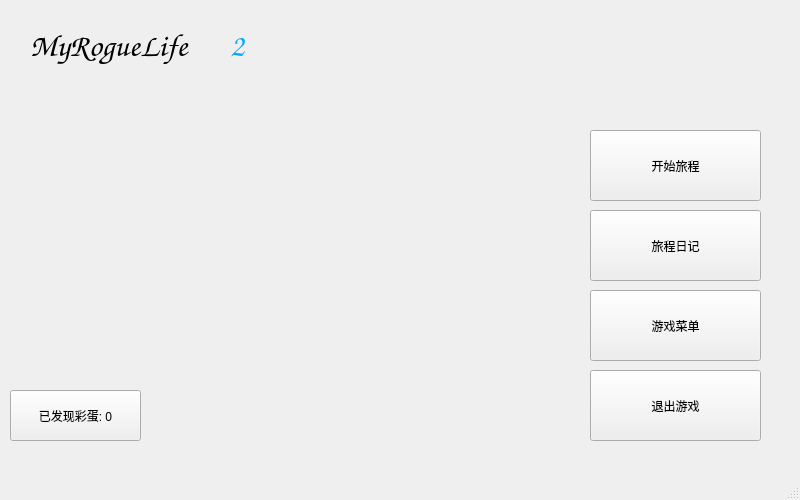
Before: the Qt Designer form ui/FormMain.ui in Pitrick3141/RogueLifePy, drawn with Qt 5.
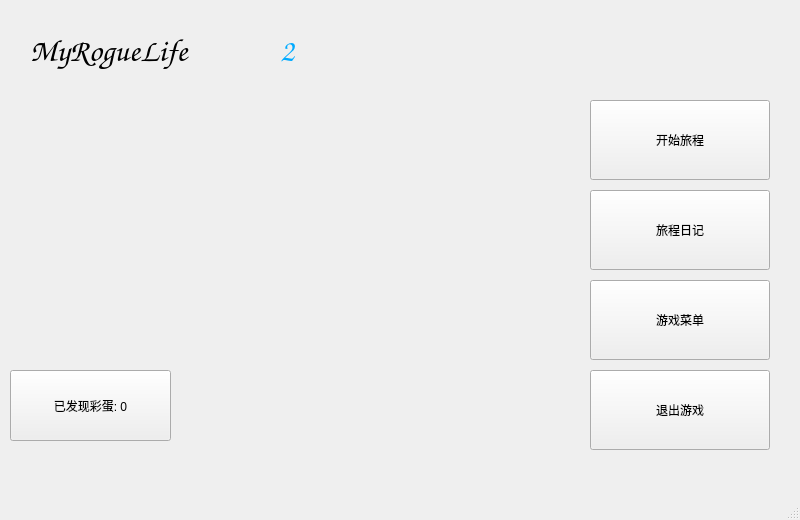
After: the same form once the commit is applied. Icons and pictures are not drawn.

```diff
--- a/ui/FormMain.ui
+++ b/ui/FormMain.ui
@@ -7,19 +7,19 @@
     <x>0</x>
     <y>0</y>
     <width>800</width>
-    <height>500</height>
+    <height>520</height>
    </rect>
   </property>
   <property name="minimumSize">
    <size>
     <width>800</width>
-    <height>500</height>
+    <height>520</height>
    </size>
   </property>
   <property name="maximumSize">
    <size>
     <width>800</width>
-    <height>500</height>
+    <height>520</height>
    </size>
   </property>
   <property name="windowTitle">
@@ -34,9 +34,9 @@
     <property name="geometry">
      <rect>
       <x>590</x>
-      <y>130</y>
-      <width>171</width>
-      <height>71</height>
+      <y>100</y>
+      <width>180</width>
+      <height>80</height>
      </rect>
     </property>
     <property name="text">
@@ -47,9 +47,9 @@
     <property name="geometry">
      <rect>
       <x>590</x>
-      <y>210</y>
-      <width>171</width>
-      <height>71</height>
+      <y>190</y>
+      <width>180</width>
+      <height>80</height>
      </rect>
     </property>
     <property name="text">
@@ -60,9 +60,9 @@
     <property name="geometry">
      <rect>
       <x>590</x>
-      <y>290</y>
-      <width>171</width>
-      <height>71</height>
+      <y>280</y>
+      <width>180</width>
+      <height>80</height>
      </rect>
     </property>
     <property name="text">
@@ -74,8 +74,8 @@
      <rect>
       <x>590</x>
       <y>370</y>
-      <width>171</width>
-      <height>71</height>
+      <width>180</width>
+      <height>80</height>
      </rect>
     </property>
     <property name="text">
@@ -87,8 +87,8 @@
      <rect>
       <x>30</x>
       <y>20</y>
-      <width>201</width>
-      <height>51</height>
+      <width>251</width>
+      <height>61</height>
      </rect>
     </property>
     <property name="font">
@@ -106,10 +106,10 @@
    <widget class="QLabel" name="labelTitle_2">
     <property name="geometry">
      <rect>
-      <x>230</x>
+      <x>280</x>
       <y>20</y>
-      <width>51</width>
-      <height>51</height>
+      <width>61</width>
+      <height>61</height>
      </rect>
     </property>
     <property name="font">
@@ -140,9 +140,9 @@
     <property name="geometry">
      <rect>
       <x>10</x>
-      <y>390</y>
-      <width>131</width>
-      <height>51</height>
+      <y>370</y>
+      <width>161</width>
+      <height>71</height>
      </rect>
     </property>
     <property name="text">
```
Left out of the diff: 2 changed lines with no effect on the pictures.
